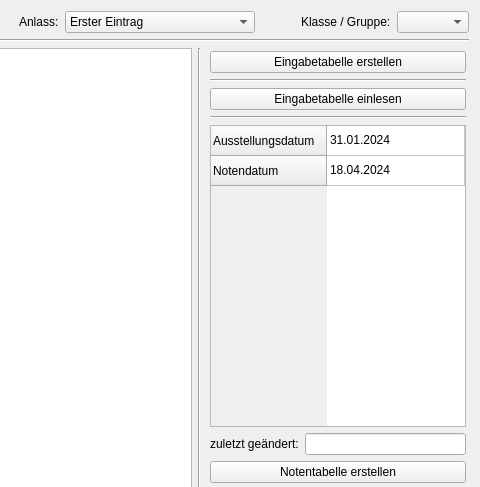
First picture: the form in WZ/program-data/ui/grades.ui, repository gradgrind/WZS, before the edit; both pictures show x 449 to 929 and y 0 to 487 of the 929 by 619 pixel window.
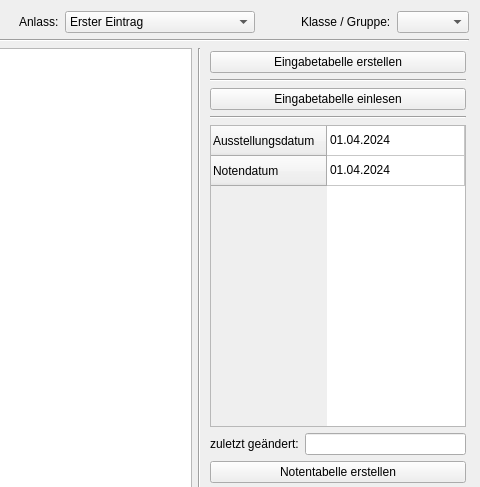
Second picture: the form after the edit. Icons and pictures are not drawn.

Diff of the .ui file:
```diff
--- a/WZ/program-data/ui/grades.ui
+++ b/WZ/program-data/ui/grades.ui
@@ -246,12 +246,12 @@
           </column>
           <item row="0" column="0">
            <property name="text">
-            <string>31.01.2024</string>
+            <string>01.04.2024</string>
            </property>
           </item>
           <item row="1" column="0">
            <property name="text">
-            <string>18.04.2024</string>
+            <string>01.04.2024</string>
            </property>
           </item>
          </widget>
```
